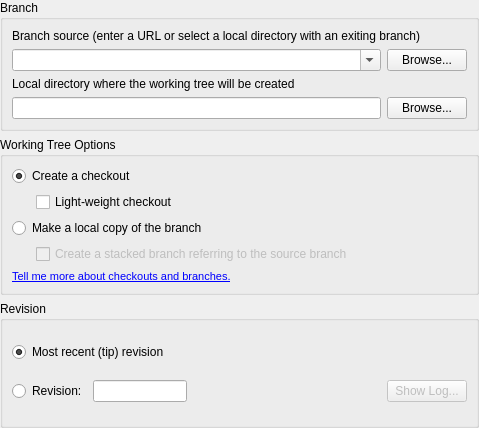
Qt form ui/new_tree.ui (breezy-team/qbrz) before a commit.
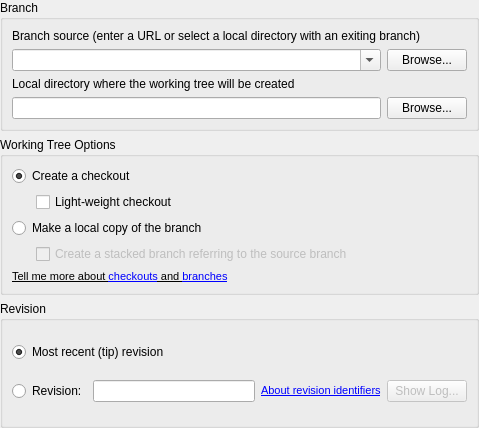
The same form after that commit.

Commit message: Use the new help window for the links on the form; add link for revision idenfiers help.

Diff of the .ui file:
```diff
--- a/ui/new_tree.ui
+++ b/ui/new_tree.ui
@@ -203,7 +203,7 @@
 &lt;html>&lt;head>&lt;meta name="qrichtext" content="1" />&lt;style type="text/css">
 p, li { white-space: pre-wrap; }
 &lt;/style>&lt;/head>&lt;body style=" font-family:'MS Shell Dlg 2'; font-size:8.25pt; font-weight:400; font-style:normal;">
-&lt;p style=" margin-top:0px; margin-bottom:0px; margin-left:0px; margin-right:0px; -qt-block-indent:0; text-indent:0px;">&lt;a href="qbzrglossary:checkouts_and_branches">&lt;span style=" text-decoration: underline; color:#0000ff;">Tell me more about checkouts and branches.&lt;/span>&lt;/a>&lt;/p>&lt;/body>&lt;/html></string>
+&lt;p style=" margin-top:0px; margin-bottom:0px; margin-left:0px; margin-right:0px; -qt-block-indent:0; text-indent:0px; font-size:8pt;">Tell me more about &lt;a href="bzrtopic:checkouts">&lt;span style=" text-decoration: underline; color:#0000ff;">checkouts&lt;/span>&lt;/a> and &lt;a href="bzrtopic:branches">&lt;span style=" text-decoration: underline; color:#0000ff;">branches&lt;/span>&lt;/a>&lt;/p>&lt;/body>&lt;/html></string>
         </property>
         <property name="textFormat" >
          <enum>Qt::RichText</enum>
@@ -243,20 +243,14 @@
        </widget>
       </item>
       <item row="1" column="1" >
-       <widget class="QLineEdit" name="revision" />
-      </item>
-      <item row="1" column="2" >
-       <spacer name="spacer" >
-        <property name="orientation" >
-         <enum>Qt::Horizontal</enum>
+       <widget class="QLineEdit" name="revision" >
+        <property name="sizePolicy" >
+         <sizepolicy vsizetype="Fixed" hsizetype="Expanding" >
+          <horstretch>1</horstretch>
+          <verstretch>0</verstretch>
+         </sizepolicy>
         </property>
-        <property name="sizeHint" stdset="0" >
-         <size>
-          <width>208</width>
-          <height>20</height>
-         </size>
-        </property>
-       </spacer>
+       </widget>
       </item>
       <item row="1" column="3" >
        <widget class="QPushButton" name="but_show_log" >
@@ -268,6 +262,17 @@
         </property>
        </widget>
       </item>
+      <item row="1" column="2" >
+       <widget class="QLabel" name="link_help_revisions" >
+        <property name="text" >
+         <string>&lt;!DOCTYPE HTML PUBLIC "-//W3C//DTD HTML 4.0//EN" "http://www.w3.org/TR/REC-html40/strict.dtd">
+&lt;html>&lt;head>&lt;meta name="qrichtext" content="1" />&lt;style type="text/css">
+p, li { white-space: pre-wrap; }
+&lt;/style>&lt;/head>&lt;body style=" font-family:'MS Shell Dlg 2'; font-size:8.25pt; font-weight:400; font-style:normal;">
+&lt;p style=" margin-top:0px; margin-bottom:0px; margin-left:0px; margin-right:0px; -qt-block-indent:0; text-indent:0px; font-size:8pt;">&lt;a href="bzrtopic:revisionspec">&lt;span style=" text-decoration: underline; color:#0000ff;">About revision identifiers&lt;/span>&lt;/a>&lt;/p>&lt;/body>&lt;/html></string>
+        </property>
+       </widget>
+      </item>
      </layout>
     </widget>
    </item>
```
Left out of the diff: 27 changed lines with no effect on the pictures. The commit also changes 2 other files.
